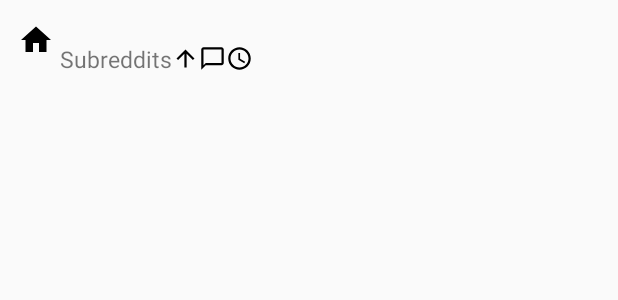
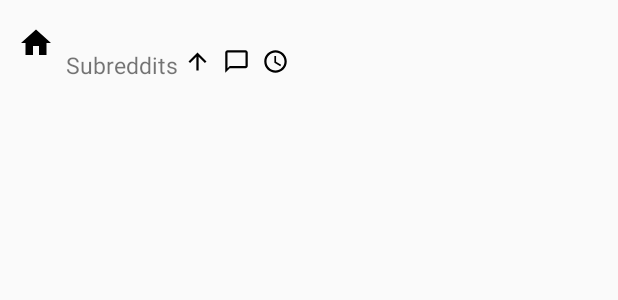
Before and after one commit to landychan/RedditClient, an Android app: the layout layout_postviewholder.xml on its own in the app's theme, with its tools: preview values and no code run, on a phone screen of 412 x 824 dp. Shown: the top 300 px of the screen. Run offline under Robolectric (Android 15) with nearby library versions, the phone set to English and light mode, and no system bars.

```diff
--- a/app/src/main/res/layout/layout_postviewholder.xml
+++ b/app/src/main/res/layout/layout_postviewholder.xml
@@ -16,7 +16,6 @@
         android:layout_height="wrap_content"
         android:layout_centerVertical="true"
         android:paddingStart="8dp"
-        android:paddingEnd="4dp"
         android:src="@drawable/ic_home_black_24dp" />
 
     <android.support.v7.widget.AppCompatTextView
@@ -24,6 +23,7 @@
         android:layout_width="match_parent"
         android:layout_height="wrap_content"
         android:layout_toEndOf="@id/post_thumbnail"
+        android:paddingStart="8dp"
         android:paddingEnd="4dp"
         android:textSize="18sp"/>
 
@@ -31,13 +31,16 @@
         android:layout_width="wrap_content"
         android:layout_height="wrap_content"
         android:layout_below="@id/post_title"
-        android:layout_toEndOf="@id/post_thumbnail">
+        android:layout_toEndOf="@id/post_thumbnail"
+        android:paddingStart="8dp"
+        android:paddingTop="4dp">
 
         <android.support.v7.widget.AppCompatTextView
             android:id="@+id/post_subreddit_text"
             android:layout_width="wrap_content"
             android:layout_height="wrap_content"
             android:text="@string/title_subreddit_list"
+            android:paddingEnd="4dp"
             android:textSize="15sp"/>
 
         <android.support.v7.widget.AppCompatImageButton
@@ -47,6 +50,7 @@
             android:layout_toEndOf="@id/post_subreddit_text"
             android:layout_centerVertical="true"
             android:src="@drawable/ic_upvote_arrow_18dp"
+            android:paddingEnd="4dp"
             android:background="@null" />
 
         <android.support.v7.widget.AppCompatTextView
@@ -54,6 +58,7 @@
             android:layout_width="wrap_content"
             android:layout_height="wrap_content"
             android:layout_toEndOf="@id/post_upvote_button"
+            android:paddingEnd="4dp"
             android:textSize="15sp"/>
 
         <android.support.v7.widget.AppCompatImageButton
@@ -63,6 +68,7 @@
             android:layout_toEndOf="@id/post_upvote_text"
             android:layout_centerVertical="true"
             android:src="@drawable/ic_comment_icon_18dp"
+            android:paddingEnd="4dp"
             android:background="@null" />
 
         <android.support.v7.widget.AppCompatTextView
@@ -70,6 +76,7 @@
             android:layout_width="wrap_content"
             android:layout_height="wrap_content"
             android:layout_toEndOf="@id/post_comments_icon"
+            android:paddingEnd="4dp"
             android:textSize="15sp"/>
 
         <android.support.v7.widget.AppCompatImageButton
@@ -79,6 +86,7 @@
             android:layout_toEndOf="@id/post_comments_text"
             android:layout_centerVertical="true"
             android:src="@drawable/ic_post_time_18dp"
+            android:paddingEnd="4dp"
             android:background="@null" />
 
         <android.support.v7.widget.AppCompatTextView
@@ -86,6 +94,7 @@
             android:layout_width="wrap_content"
             android:layout_height="wrap_content"
             android:layout_toEndOf="@id/post_time_icon"
+            android:paddingEnd="4dp"
             android:textSize="15sp"/>
     </RelativeLayout>
 
```
Also changed, not shown: app/src/main/java/chan/landy/redditclient/CommentsFragment.java (+17 -2 lines), app/src/main/res/layout/fragment_comments.xml (+10 -0 lines), app/src/main/res/layout/layout_comment.xml (+46 -4 lines).
